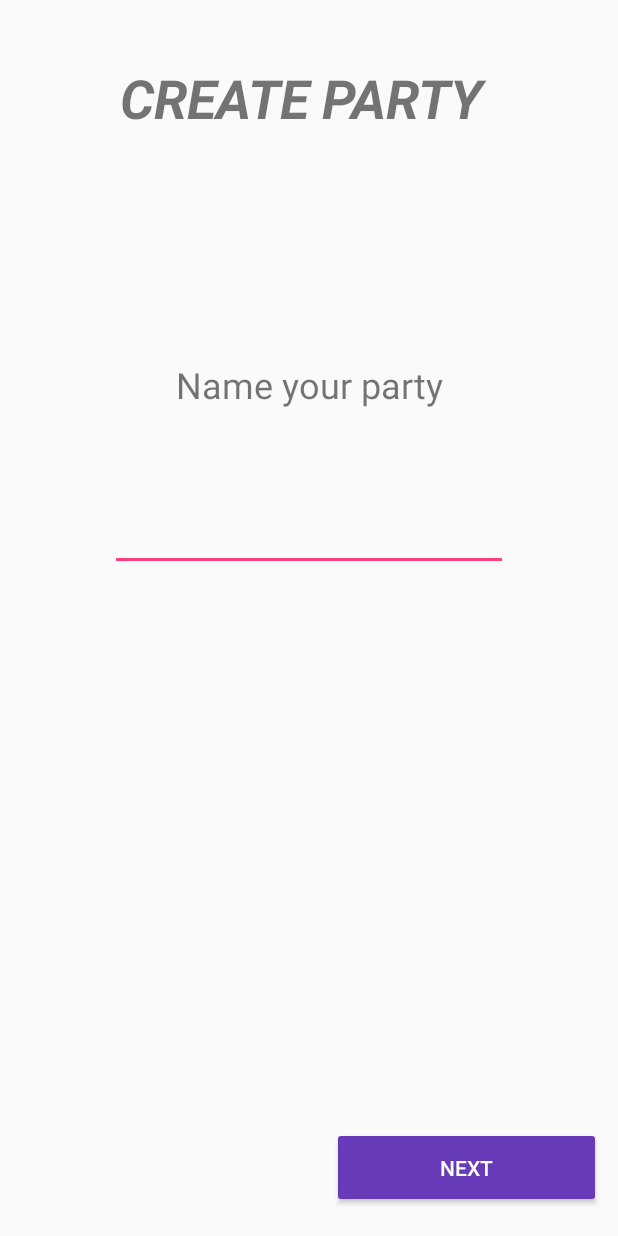
After one commit to bestvibes/lahacks-quaranteen, an Android app: the layout create_party.xml on its own in the app's theme, with its tools: preview values and no code run, on a phone screen of 412 x 824 dp. The commit adds this screen. Run offline under Robolectric (Android 15) with nearby library versions, the phone set to English and light mode, and no system bars.

Commit message:
all screens but main screen done

```diff
--- a/frontend/LAhacks2020/app/src/main/AndroidManifest.xml
+++ b/frontend/LAhacks2020/app/src/main/AndroidManifest.xml
@@ -10,7 +10,7 @@
         android:supportsRtl="true"
         android:theme="@style/AppTheme">
 
-        <activity android:name=".LoginActivity">
+        <activity android:name=".activities.LoginActivity">
             <intent-filter>
                 <action android:name="android.intent.action.MAIN" />
 
@@ -18,10 +18,8 @@
             </intent-filter>
         </activity>
 
-        <activity android:name=".CreateJoinPartyActivity"></activity>
-
         <activity
-            android:name=".MainActivity"
+            android:name=".activities.MainActivity"
             android:label="@string/app_name">
         </activity>
 
--- a/frontend/LAhacks2020/app/src/main/res/layout/activity_main.xml
+++ b/frontend/LAhacks2020/app/src/main/res/layout/activity_main.xml
@@ -5,7 +5,7 @@
     android:id="@+id/container"
     android:layout_width="match_parent"
     android:layout_height="match_parent"
-    tools:context=".MainActivity">
+    tools:context=".activities.MainActivity">
 
     <TextView
         android:id="@+id/message"
@@ -14,7 +14,7 @@
         android:layout_marginLeft="@dimen/activity_horizontal_margin"
         android:layout_marginStart="@dimen/activity_horizontal_margin"
         android:layout_marginTop="@dimen/activity_vertical_margin"
-        android:text="@string/title_home"
+        android:text="@string/title_leaderboard"
         app:layout_constraintLeft_toLeftOf="parent"
         app:layout_constraintTop_toTopOf="parent" />
 
--- /dev/null
+++ b/frontend/LAhacks2020/app/src/main/res/layout/create_party.xml
@@ -0,0 +1,61 @@
+<?xml version="1.0" encoding="utf-8"?>
+<android.support.constraint.ConstraintLayout
+    xmlns:android="http://schemas.android.com/apk/res/android"
+    xmlns:app="http://schemas.android.com/apk/res-auto"
+    xmlns:tools="http://schemas.android.com/tools"
+    android:layout_width="match_parent"
+    android:layout_height="match_parent">
+
+    <EditText
+        android:id="@+id/namePartyEditText"
+        android:layout_width="265dp"
+        android:layout_height="58dp"
+        android:ems="10"
+        android:inputType="textPersonName"
+        app:layout_constraintBottom_toBottomOf="parent"
+        app:layout_constraintEnd_toEndOf="parent"
+        app:layout_constraintStart_toStartOf="parent"
+        app:layout_constraintTop_toTopOf="parent"
+        app:layout_constraintVertical_bias="0.421" />
+
+    <TextView
+        android:layout_width="265dp"
+        android:layout_height="58dp"
+        android:gravity="center|clip_vertical"
+        android:text="Name your party"
+        android:textSize="24sp"
+        app:layout_constraintBottom_toBottomOf="parent"
+        app:layout_constraintEnd_toEndOf="parent"
+        app:layout_constraintStart_toStartOf="parent"
+        app:layout_constraintTop_toTopOf="parent"
+        app:layout_constraintVertical_bias="0.297" />
+
+    <Button
+        android:id="@+id/nextButton"
+        android:layout_width="179dp"
+        android:layout_height="54dp"
+        android:backgroundTint="#673AB7"
+        android:text="Next"
+        android:textColor="#FFFFFF"
+        app:layout_constraintBottom_toBottomOf="parent"
+        app:layout_constraintEnd_toEndOf="parent"
+        app:layout_constraintHorizontal_bias="0.95"
+        app:layout_constraintStart_toStartOf="parent"
+        app:layout_constraintTop_toTopOf="parent"
+        app:layout_constraintVertical_bias="0.976" />
+
+    <TextView
+        android:id="@+id/headerTextview"
+        android:layout_width="275dp"
+        android:layout_height="58dp"
+        android:text="CREATE PARTY"
+        android:textAlignment="center"
+        android:textSize="36sp"
+        android:textStyle="bold|italic"
+        app:layout_constraintBottom_toBottomOf="parent"
+        app:layout_constraintEnd_toEndOf="parent"
+        app:layout_constraintHorizontal_bias="0.463"
+        app:layout_constraintStart_toStartOf="parent"
+        app:layout_constraintTop_toTopOf="parent"
+        app:layout_constraintVertical_bias="0.053" />
+</android.support.constraint.ConstraintLayout>
--- a/frontend/LAhacks2020/app/src/main/res/values/strings.xml
+++ b/frontend/LAhacks2020/app/src/main/res/values/strings.xml
@@ -1,8 +1,7 @@
 <resources>
     <string name="app_name">LAhacks2020</string>
-    <string name="title_home">Home</string>
+    <string name="title_leaderboard">Leaderboard</string>
     <string name="title_dashboard">Dashboard</string>
-    <string name="title_notifications">Notifications</string>
     <string name="login_welcome">Welcome to being quarantined, Please Login to continue </string>
     <string name="login_button">Login with Facebook</string>
 
```
Also changed, not shown: frontend/LAhacks2020/app/src/main/java/com/example/mnallamalli97/lahacks2020/activities/CreateJoinPartyActivity.java (added, +16 -0 lines), frontend/LAhacks2020/app/src/main/java/com/example/mnallamalli97/lahacks2020/activities/CreatePartyActivity.java (added, +15 -0 lines), frontend/LAhacks2020/app/src/main/java/com/example/mnallamalli97/lahacks2020/activities/JoinPartyActivity.java (added, +16 -0 lines), frontend/LAhacks2020/app/src/main/java/com/example/mnallamalli97/lahacks2020/activities/LoginActivity.java (added, +16 -0 lines), frontend/LAhacks2020/app/src/main/java/com/example/mnallamalli97/lahacks2020/activities/MainActivity.java (added, +43 -0 lines), frontend/LAhacks2020/app/src/main/java/com/example/mnallamalli97/lahacks2020/activities/SharePartyActivity.java (added, +17 -0 lines), frontend/LAhacks2020/app/src/main/res/layout/create_join_party.xml (added, +33 -0 lines), frontend/LAhacks2020/app/src/main/res/layout/join_party.xml (added, +62 -0 lines), frontend/LAhacks2020/app/src/main/res/layout/share_party.xml (added, +75 -0 lines), frontend/LAhacks2020/app/src/main/res/menu/navigation.xml (+2 -7 lines).
